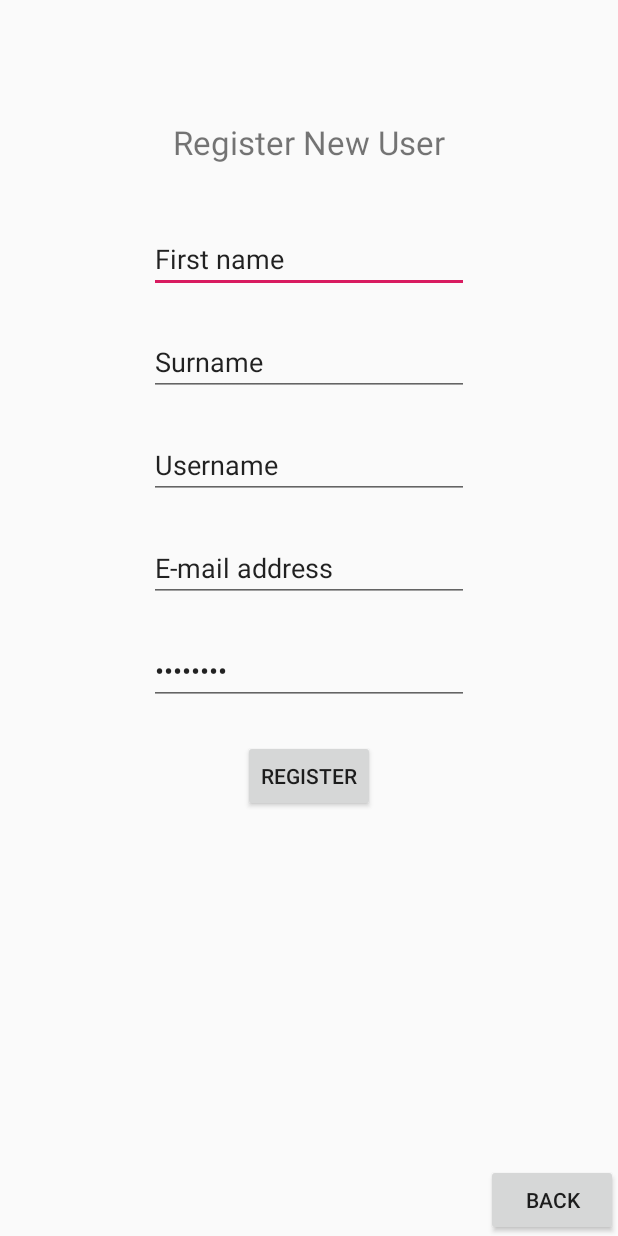
After one commit to andy-kidd133/PSNIProject, an Android app: the AdminRegisterUserActivity screen opened directly, with no data from a screen before it, on a phone screen of 412 x 824 dp. The commit adds this screen. Run offline under Robolectric (Android 15) with nearby library versions, the phone set to English and light mode, and no system bars; 2 statements that could not run were skipped.

Commit message:
AdminRegistraion page added

```diff
--- a/app/build.gradle
+++ b/app/build.gradle
@@ -24,6 +24,7 @@ dependencies {
     implementation 'androidx.appcompat:appcompat:1.1.0'
     implementation 'com.android.support.constraint:constraint-layout:1.1.3'
     implementation 'com.google.android.material:material:1.0.0'
+    implementation 'androidx.constraintlayout:constraintlayout:1.1.3'
     testImplementation 'junit:junit:4.12'
     androidTestImplementation 'androidx.test.ext:junit:1.1.1'
     androidTestImplementation 'androidx.test.espresso:espresso-core:3.2.0'
--- /dev/null
+++ b/app/src/main/java/com/example/psniproject/AdminRegisterUserActivity.java
@@ -0,0 +1,68 @@
+package com.example.psniproject;
+
+import android.content.Intent;
+import android.os.Bundle;
+import android.view.View;
+import android.widget.Button;
+import android.widget.EditText;
+import android.widget.Toast;
+
+import androidx.appcompat.app.AppCompatActivity;
+
+public class AdminRegisterUserActivity extends AppCompatActivity {
+
+    private EditText firstName, surname, userName, email, password;
+    private Button regButton, backButton;
+
+    @Override
+    protected void onCreate(Bundle savedInstanceState) {
+        super.onCreate(savedInstanceState);
+        setContentView(R.layout.activity_admin_register_user);
+        setupUIViews();
+
+        //registering user
+        regButton.setOnClickListener(new View.OnClickListener() {
+            @Override
+            public void onClick(View v) {
+                if(validateRegistration()) {
+                    //register to Firebase
+                }
+            }
+        });
+
+        //back to admin login screen
+        backButton.setOnClickListener(new View.OnClickListener() {
+            @Override
+            public void onClick(View view) {
+                startActivity(new Intent(AdminRegisterUserActivity.this, AdminLoginScreenActivity.class));
+            }
+        });
+    }
+
+    private void setupUIViews() {
+        firstName = findViewById(R.id.etFirstName);
+        surname = findViewById(R.id.etSurname);
+        userName = findViewById(R.id.etUsername);
+        email = findViewById(R.id.etEmail);
+        password = findViewById(R.id.etPassword);
+    }
+
+    private Boolean validateRegistration() {
+        Boolean result = false;
+
+        String fName = firstName.getText().toString();
+        String sName = surname.getText().toString();
+        String uName = userName.getText().toString();
+        String eMail = email.getText().toString();
+        String pWord = password.getText().toString();
+
+        if(fName.isEmpty() || sName.isEmpty() || uName.isEmpty() || eMail.isEmpty() || pWord.isEmpty()) {
+            Toast.makeText(this, "Please complete all fields.", Toast.LENGTH_SHORT).show();
+        }else {
+            result = true;
+        }
+
+        return result;
+    }
+
+}
--- /dev/null
+++ b/app/src/main/res/layout/activity_admin_register_user.xml
@@ -0,0 +1,88 @@
+<?xml version="1.0" encoding="utf-8"?>
+<RelativeLayout xmlns:android="http://schemas.android.com/apk/res/android"
+    xmlns:tools="http://schemas.android.com/tools"
+    android:layout_width="match_parent"
+    android:layout_height="match_parent"
+    tools:context=".AdminRegisterUserActivity">
+
+    <TextView
+        android:id="@+id/tvTitle"
+        android:layout_marginTop="80dp"
+        android:layout_width="wrap_content"
+        android:layout_height="wrap_content"
+        android:layout_centerHorizontal="true"
+        android:textSize="22dp"
+        android:text="Register New User" />
+
+    <EditText
+        android:id="@+id/etFirstName"
+        android:layout_width="wrap_content"
+        android:layout_height="wrap_content"
+        android:layout_centerHorizontal="true"
+        android:layout_marginTop="150dp"
+        android:ems="10"
+        android:inputType="textPersonName"
+        android:text="First name" />
+
+    <EditText
+        android:id="@+id/etSurname"
+        android:layout_width="wrap_content"
+        android:layout_height="wrap_content"
+        android:layout_centerHorizontal="true"
+        android:layout_below="@+id/etFirstName"
+        android:layout_marginTop="23dp"
+        android:ems="10"
+        android:inputType="textPersonName"
+        android:text="Surname" />
+
+    <EditText
+        android:id="@+id/etUsername"
+        android:layout_width="wrap_content"
+        android:layout_height="wrap_content"
+        android:layout_centerHorizontal="true"
+        android:layout_below="@+id/etSurname"
+        android:layout_marginTop="23dp"
+        android:ems="10"
+        android:inputType="textPersonName"
+        android:text="Username" />
+
+    <EditText
+        android:id="@+id/etEmail"
+        android:layout_width="wrap_content"
+        android:layout_height="wrap_content"
+        android:layout_centerHorizontal="true"
+        android:layout_below="@+id/etUsername"
+        android:layout_marginTop="23dp"
+        android:ems="10"
+        android:inputType="textEmailAddress"
+        android:text="E-mail address"/>
+
+    <EditText
+        android:id="@+id/etPassword"
+        android:layout_width="wrap_content"
+        android:layout_height="wrap_content"
+        android:layout_centerHorizontal="true"
+        android:layout_below="@+id/etEmail"
+        android:layout_marginTop="23dp"
+        android:ems="10"
+        android:inputType="textPassword"
+        android:text="Password"/>
+
+    <Button
+        android:id="@+id/btnRegister"
+        android:layout_width="wrap_content"
+        android:layout_height="wrap_content"
+        android:layout_centerHorizontal="true"
+        android:layout_below="@+id/etPassword"
+        android:layout_marginTop="23dp"
+        android:text="Register" />
+
+    <Button
+        android:id="@+id/backBtn"
+        android:layout_width="wrap_content"
+        android:layout_height="wrap_content"
+        android:layout_alignParentRight="true"
+        android:layout_alignParentBottom="true"
+        android:text="@string/back_button" />
+
+</RelativeLayout>
--- a/app/src/main/res/layout/activity_login_screen.xml
+++ b/app/src/main/res/layout/activity_login_screen.xml
@@ -5,7 +5,6 @@
     android:layout_width="match_parent"
     android:layout_height="match_parent"
     tools:context=".LoginScreenActivity">
-
 
     <ImageView
         android:id="@+id/splashBackground"
--- a/app/src/main/res/values/strings.xml
+++ b/app/src/main/res/values/strings.xml
@@ -8,4 +8,5 @@
     <string name="username">Username</string>
     <string name="password">Password</string>
     <string name="back_button">Back</string>
+    <string name="title_activity_admin_register_user">AdminRegisterUserActivity</string>
 </resources>
```
Also changed, not shown: app/src/main/AndroidManifest.xml (+6 -2 lines), app/src/main/java/com/example/psniproject/AdminLoginScreenActivity.java (+27 -6 lines).
